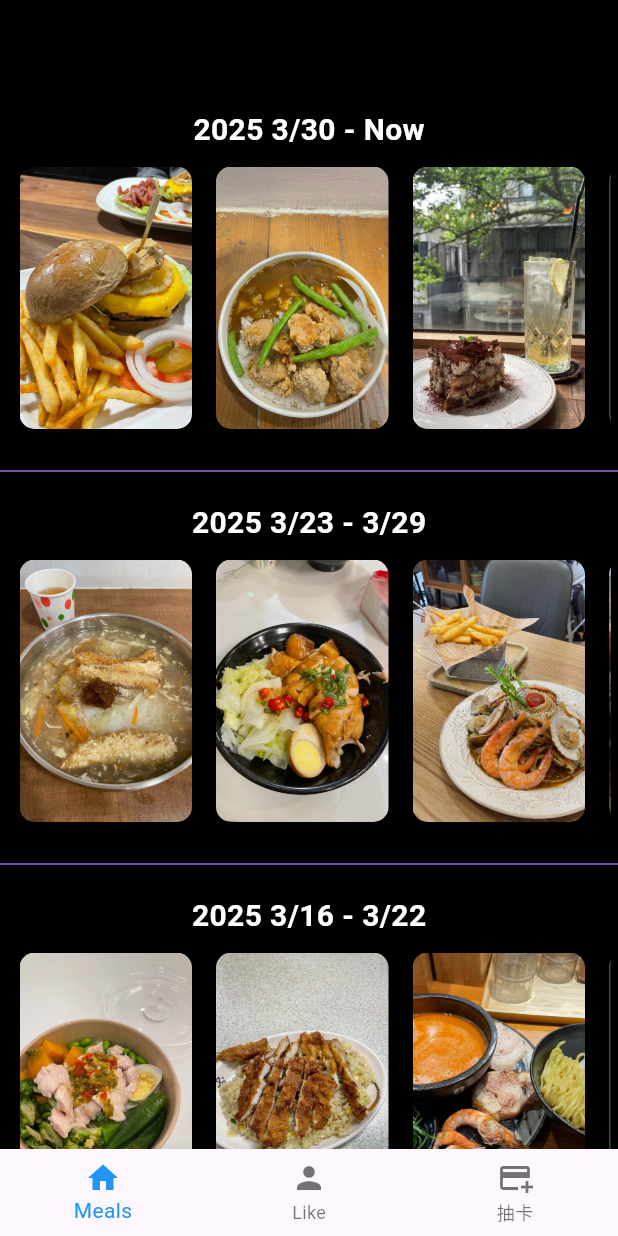
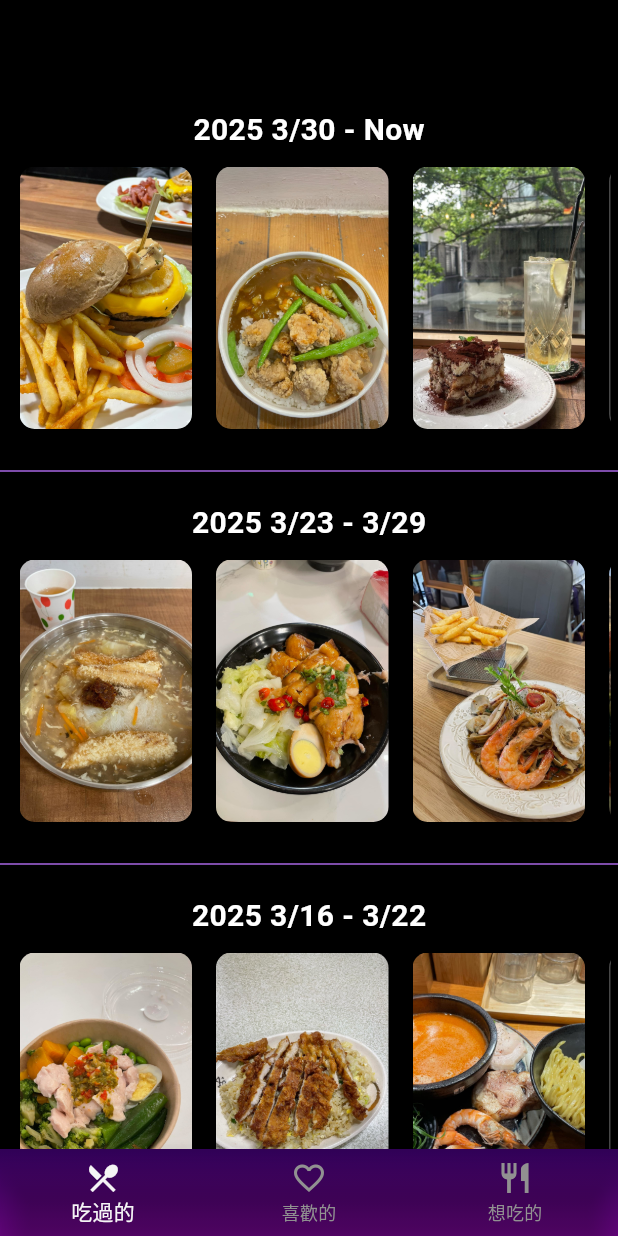
Before and after one commit to andywang947/Fooder, a Flutter app: the screen it shows after launch, on a phone screen of 412 x 824 dp. Run offline on Flutter 3.47's test engine with Material 3 defaults, Android fonts, the phone set to English and light mode, and no system bars; our stand-ins replace flutter_card_swiper, image_picker.

Commit message:
Fix Navgation bar UI

```diff
--- a/fooder/lib/constants.dart
+++ b/fooder/lib/constants.dart
@@ -15,7 +15,7 @@ class AppColors {
   static const Color ratingColor = Colors.amber;
   static const Color phoneColor = Colors.green;
   static const Color cardBackground = Color.fromARGB(255, 0, 0, 0);
-  static const Color loadingColor = Color.fromARGB(255, 180, 180, 180);
+  static const Color loadingColor = Color.fromARGB(255, 145, 145, 145);
   static const Color dividerColor = Color.fromARGB(255, 166, 101, 226);
   static const Color uploadButtonIconColor = Color.fromARGB(255, 165, 165, 165);
   static const Color uploadButtonBorder = Color.fromARGB(255, 71, 71, 71);
--- a/fooder/lib/function/navigation_bar.dart
+++ b/fooder/lib/function/navigation_bar.dart
@@ -1,4 +1,5 @@
 import 'package:flutter/material.dart';
+import 'package:fooder/constants.dart';
 
 class BottomNavBar extends StatelessWidget {
   final int selectedIndex;
@@ -11,15 +12,36 @@ class BottomNavBar extends StatelessWidget {
 
   @override
   Widget build(BuildContext context) {
-    return BottomNavigationBar(
-      items: const [
-        BottomNavigationBarItem(icon: Icon(Icons.home), label: "Meals"),
-        BottomNavigationBarItem(icon: Icon(Icons.person), label: "Like"),
-        BottomNavigationBarItem(icon: Icon(Icons.add_card), label: "抽卡")
-      ],
-      currentIndex: selectedIndex,
-      selectedItemColor: Colors.blue,
-      onTap: onItemTapped,
+    return Container(
+      decoration: BoxDecoration(
+        gradient: LinearGradient(
+          colors: [AppColors.backgroundColor, AppColors.buttonTextColor], // 漸變色
+          begin: Alignment.topCenter,
+          end: Alignment.bottomCenter,
+        ),
+      ),
+      child: BottomNavigationBar(
+        items: const [
+          BottomNavigationBarItem(
+            icon: Icon(Icons.local_dining),
+            label: "吃過的",
+          ),
+          BottomNavigationBarItem(
+            icon: Icon(Icons.favorite_border),
+            label: "喜歡的",
+          ),
+          BottomNavigationBarItem(
+            icon: Icon(Icons.restaurant),
+            label: "想吃的",
+          ),
+        ],
+        currentIndex: selectedIndex,
+        selectedItemColor: AppColors.textColor, // 選中的項目顏色
+        unselectedItemColor: AppColors.loadingColor, // 未選中的項目顏色
+        backgroundColor: Colors.transparent, // 讓背景透明，使用容器背景
+        onTap: onItemTapped,
+        type: BottomNavigationBarType.fixed, // 固定類型
+      ),
     );
   }
 }
```
